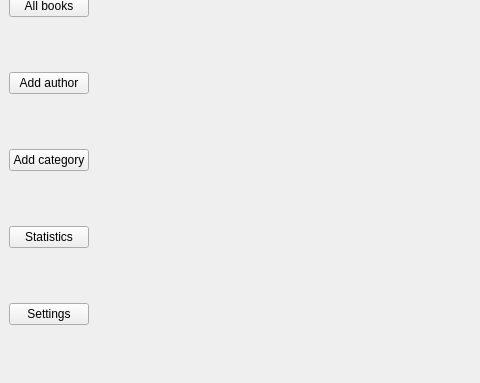
Above: assets/XML/main_window.ui from nisaia/P-yQt-ersonal-management-system before the change; both pictures show x 0 to 480 and y 217 to 600 of the 1000 by 600 pixel window. Below: the same form after it.
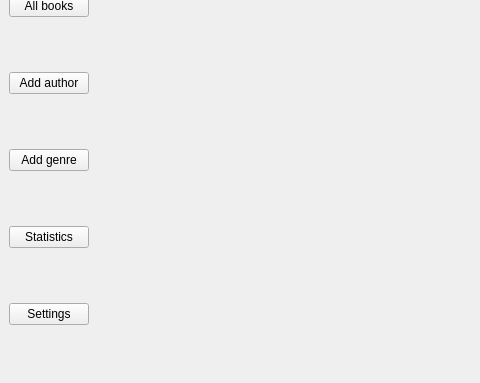
That is the form after the change.

```diff
--- a/assets/XML/main_window.ui
+++ b/assets/XML/main_window.ui
@@ -51,7 +51,7 @@
       <item>
        <widget class="QPushButton" name="addCategory_button">
         <property name="text">
-         <string>Add category</string>
+         <string>Add genre</string>
         </property>
        </widget>
       </item>
```
Left out of the diff: 2 changed lines with no effect on the pictures.
